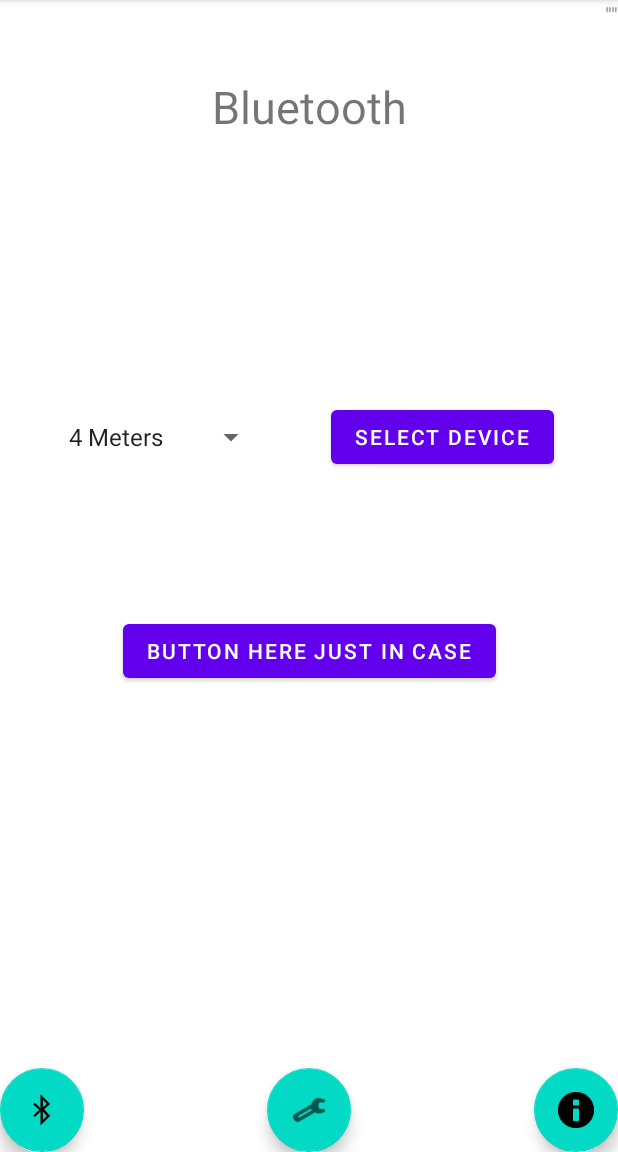
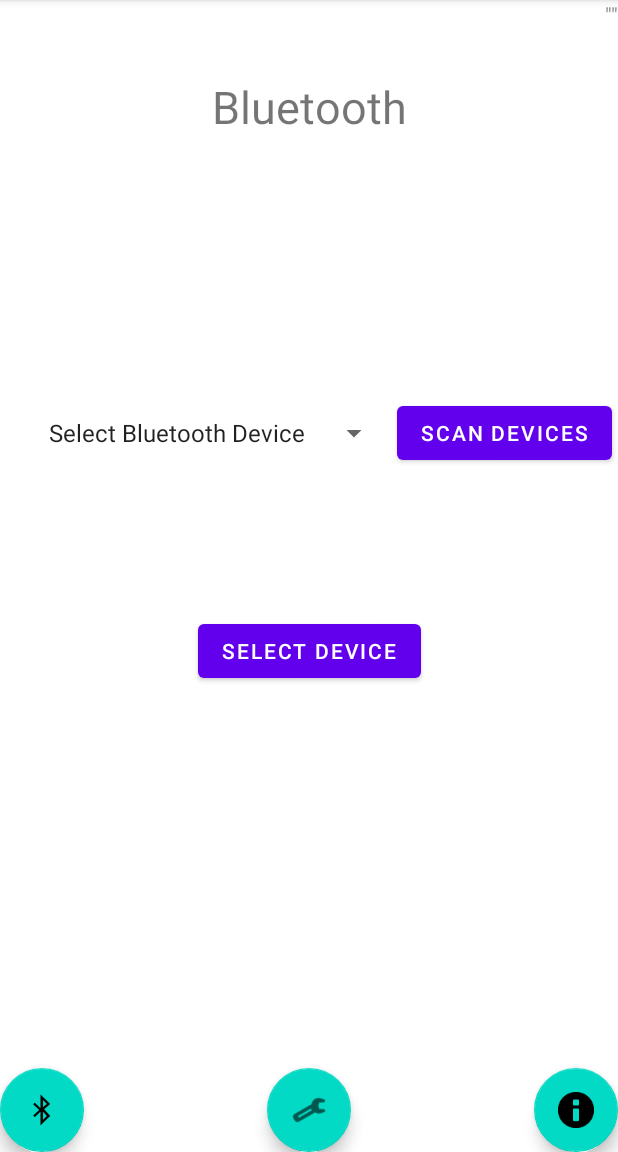
Before and after one commit to steven-mu12/covid-radar, an Android app: the screen it shows after launch (MainActivity), after a tap on an icon or button, on a phone screen of 412 x 824 dp, the part 84-1236 px from its top. Run offline under Robolectric (Android 15) with nearby library versions, the phone set to English and light mode, and no system bars.

Commit message:
gets and lists paired devices in spinner

```diff
--- a/app/src/main/AndroidManifest.xml
+++ b/app/src/main/AndroidManifest.xml
@@ -2,6 +2,7 @@
 <manifest xmlns:android="http://schemas.android.com/apk/res/android"
     package="com.example.firstapp">
 
+    <uses-permission android:name="android.permission.BLUETOOTH" />
     <application
         android:allowBackup="true"
         android:icon="@mipmap/ic_launcher"
--- a/app/src/main/java/com/example/firstapp/MainActivity.java
+++ b/app/src/main/java/com/example/firstapp/MainActivity.java
@@ -4,27 +4,32 @@
 package com.example.firstapp;
 import androidx.appcompat.app.AppCompatActivity;
 import android.annotation.SuppressLint;
-import android.app.ApplicationErrorReport;
 import android.util.Log;
 import android.view.View;
 import android.os.Bundle;
+import android.widget.ArrayAdapter;
 import android.widget.TextView;
 import android.widget.LinearLayout;
-import android.widget.Button;
+import android.widget.Spinner;
 import android.view.ViewGroup.LayoutParams;
-
 import java.io.FileNotFoundException;
 import java.io.FileOutputStream;
 import java.io.IOException;
+import java.util.ArrayList;
 import java.util.Date;
-
 import java.io.BufferedReader;
 import java.io.FileInputStream;
-import java.io.FileNotFoundException;
-import java.io.FileOutputStream;
-import java.io.IOException;
 import java.io.InputStreamReader;
+import java.util.Set;
+
+import android.bluetooth.BluetoothAdapter;
+import android.bluetooth.BluetoothDevice;
+
+
 public class MainActivity extends AppCompatActivity {
+
+    BluetoothAdapter btAdapter;
+    BluetoothDevice current_device;
 
     @SuppressLint("SetTextI18n")
     @Override
@@ -32,6 +37,11 @@ public class MainActivity extends AppCompatActivity {
         super.onCreate(savedInstanceState);
 
         this.update_visual_logs();
+
+        btAdapter = BluetoothAdapter.getDefaultAdapter();
+        Log.d("BLUE",btAdapter.getBondedDevices().toString());
+
+
 
     }
 
@@ -128,8 +138,26 @@ public class MainActivity extends AppCompatActivity {
     public void open_bluetooth(View v){
         setContentView(R.layout.bluetooth);
 
+
+
     }
 
+    public void update_bluetooth_settings(View v){
+        Set<BluetoothDevice> a = btAdapter.getBondedDevices();
+        Spinner spinner = findViewById(R.id.range);
+        ArrayList<String> arraylist = new ArrayList<>();
+
+
+        for (BluetoothDevice device_rn: a){
+            Log.d("BLUE",device_rn.getName());
+            arraylist.add(device_rn.getName());
+        }
+
+        ArrayAdapter<String> arrayAdapter = new ArrayAdapter<String>(this, android.R.layout.simple_spinner_item, arraylist);
+        arrayAdapter.setDropDownViewResource(android.R.layout.simple_spinner_dropdown_item);
+        spinner.setAdapter(arrayAdapter);
+
+    }
     public void open_settings(View v){
         setContentView(R.layout.settings);
 
--- a/app/src/main/res/layout/bluetooth.xml
+++ b/app/src/main/res/layout/bluetooth.xml
@@ -19,15 +19,15 @@
 
     <Spinner
         android:id="@+id/range"
-        android:layout_width="140dp"
-        android:layout_height="22dp"
-        android:entries="@array/range"
+        android:layout_width="235dp"
+        android:layout_height="24dp"
+        android:entries="@array/bluetooth_range"
         app:layout_constraintBottom_toBottomOf="parent"
         app:layout_constraintEnd_toEndOf="parent"
         app:layout_constraintHorizontal_bias="0.14"
         app:layout_constraintStart_toStartOf="parent"
         app:layout_constraintTop_toTopOf="parent"
-        app:layout_constraintVertical_bias="0.375" />
+        app:layout_constraintVertical_bias="0.372" />
 
     <com.google.android.material.floatingactionbutton.FloatingActionButton
         android:id="@+id/button_bluetooth"
@@ -73,20 +73,22 @@
         tools:layout_editor_absoluteY="481dp" />
 
     <Button
-        android:id="@+id/upload"
+        android:id="@+id/scan"
         android:layout_width="wrap_content"
         android:layout_height="wrap_content"
-        android:text="Select Device"
+        android:text="Scan Devices"
+        android:focusable="true"
+        android:onClick="update_bluetooth_settings"
         app:layout_constraintBottom_toBottomOf="@+id/range"
         app:layout_constraintEnd_toEndOf="parent"
         app:layout_constraintStart_toEndOf="@+id/range"
         app:layout_constraintTop_toTopOf="@+id/range" />
 
     <Button
-        android:id="@+id/button2"
+        android:id="@+id/select_device"
         android:layout_width="wrap_content"
         android:layout_height="wrap_content"
-        android:text="Button Here Just In Case"
+        android:text="Select Device"
         app:layout_constraintBottom_toBottomOf="parent"
         app:layout_constraintEnd_toEndOf="parent"
         app:layout_constraintStart_toStartOf="parent"
--- a/app/src/main/res/layout/settings.xml
+++ b/app/src/main/res/layout/settings.xml
@@ -109,7 +109,7 @@
         app:layout_constraintTop_toTopOf="@+id/textView5" />
 
     <Button
-        android:id="@+id/upload"
+        android:id="@+id/scan"
         android:layout_width="wrap_content"
         android:layout_height="wrap_content"
         android:text="Upload"
```
